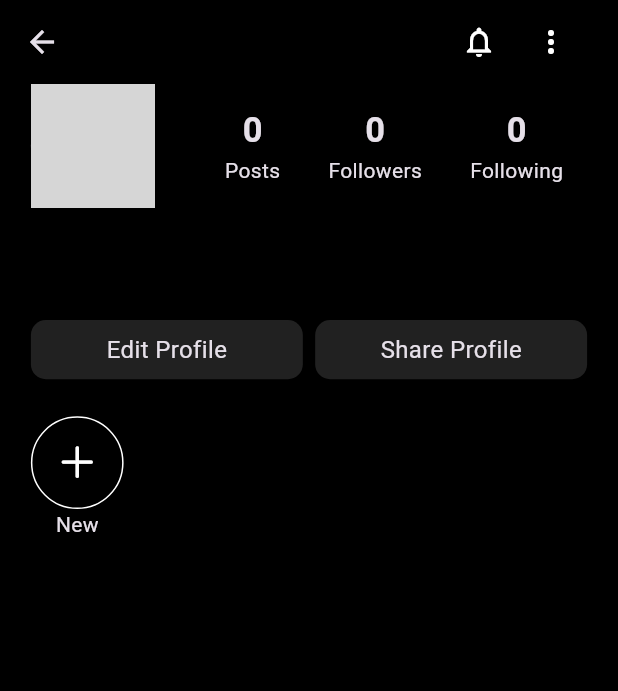
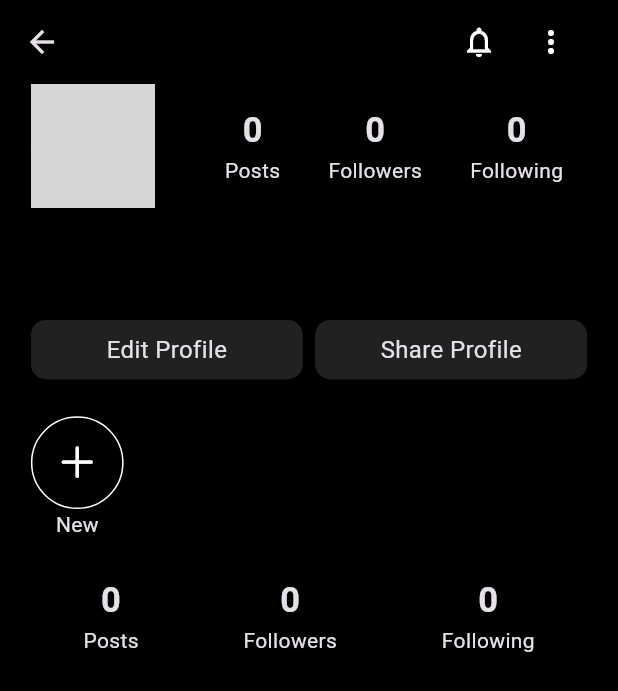
Before and after one commit to Aabis-Ahmed-Hassan/Instagram-Clone-Firebase, a Flutter app: the ProfileScreen screen opened directly with empty values, on a phone screen of 412 x 824 dp. Shown: the top 691 px of the screen. Run offline on Flutter 3.47's test engine with Material 3 defaults, Android fonts, the phone set to English and light mode, and no system bars; our stand-ins replace cloud_firestore, firebase_auth, firebase_core, firebase_storage, flutter_svg, font_awesome_flutter and 1 more; accounts and stored records are empty; generated files the repository leaves out were written again; network calls fail; grey boxes are pictures that could not be loaded.

Commit message:
Done with backend of profile screen

```diff
--- a/lib/view/bottom_nav_bar_screens/profile_screen.dart
+++ b/lib/view/bottom_nav_bar_screens/profile_screen.dart
@@ -26,6 +26,9 @@ class _ProfileScreenState extends State<ProfileScreen> {
   QuerySnapshot<Map<String, dynamic>>? allPosts;
   int numberOfFollowers = -1;
   int numberOfFollowing = -1;
+
+  var ref = FirebaseFirestore.instance.collection('Users');
+  var currentUserRef = FirebaseAuth.instance.currentUser;
 
   @override
   void initState() {
@@ -82,6 +85,46 @@ class _ProfileScreenState extends State<ProfileScreen> {
     //remove loading (Circular Progress Indicator)
     isLoading = false;
     setState(() {});
+  }
+
+  //it will add/remove currentUser's uid in profileUser's followers list
+  //and it will add/remove profileUser's uid in currentUser's following list
+  Future<void> followFunction() async {
+//add/remove current user's uid in profile user's followers list
+    var fetchUserDetails = await ref.doc(widget.uid).get();
+
+    List followersList = fetchUserDetails['followers'];
+    if (isFollowing) {
+      followersList.remove(currentUserRef!.uid);
+    } else {
+      followersList.add(currentUserRef!.uid);
+    }
+
+    await ref
+        .doc(widget.uid)
+        .update({'followers': followersList}).then((value) {
+      setState(() {
+        isFollowing = !isFollowing;
+      });
+    });
+
+//add/remove profile user's uid from current user's following list
+
+    var ref2 = FirebaseFirestore.instance.collection('Users');
+    var currentUserDetail = await ref2.doc(currentUserRef!.uid).get();
+
+    List followingList = currentUserDetail['following'];
+    if (isFollowing) {
+      followingList.add(widget.uid);
+    } else {
+      followersList.remove(widget.uid);
+    }
+
+    await ref2
+        .doc(currentUserRef!.uid)
+        .update({'following': followingList}).then((value) {
+      setState(() {});
+    });
   }
 
   @override
@@ -206,21 +249,15 @@ class _ProfileScreenState extends State<ProfileScreen> {
                             )
                           : Row(
                               children: [
-                                isFollowing
-                                    ? Expanded(
-                                        child: MyFollowButtonForProfileScreen(
-                                          title: 'Following',
-                                          onTap: () {},
-                                          isLeftButton: true,
-                                        ),
-                                      )
-                                    : Expanded(
-                                        child: MyFollowButtonForProfileScreen(
-                                          title: 'Follow',
-                                          onTap: () {},
-                                          isLeftButton: true,
-                                        ),
-                                      ),
+                                Expanded(
+                                  child: MyFollowButtonForProfileScreen(
+                                    title: isFollowing ? 'Following' : 'Follow',
+                                    onTap: () async {
+                                      await followFunction();
+                                    },
+                                    isLeftButton: true,
+                                  ),
+                                ),
                                 Expanded(
                                   child: MyFollowButtonForProfileScreen(
                                     title: 'Message',
@@ -303,6 +340,58 @@ class _ProfileScreenState extends State<ProfileScreen> {
                           }
                         },
                       ),
+
+                      StreamBuilder(
+                        stream: FirebaseFirestore.instance
+                            .collection('Users')
+                            .doc(widget.uid)
+                            .snapshots(),
+                        builder: (context, AsyncSnapshot snapshot) {
+                          if (snapshot.hasData) {
+                            return Row(
+                              mainAxisAlignment: MainAxisAlignment.spaceAround,
+                              crossAxisAlignment: CrossAxisAlignment.center,
+                              children: [
+                                StreamBuilder(
+                                    stream: FirebaseFirestore.instance
+                                        .collection('Posts')
+                                        .where('uid', isEqualTo: widget.uid)
+                                        .snapshots(),
+                                    builder:
+                                        (context, AsyncSnapshot postSnapshot) {
+                                      if (!postSnapshot.hasData) {
+                                        return Center(
+                                            child: CircularProgressIndicator());
+                                      } else {
+                                        return MyStats(
+                                            amount:
+                                                postSnapshot.data!.docs.length,
+                                            title: 'Posts');
+                                      }
+                                    }),
+                                MyStats(
+                                    amount: snapshot.data['followers'].length,
+                                    title: 'Followers'),
+                                MyStats(
+                                    amount: snapshot.data['following'].length,
+                                    title: 'Following'),
+                              ],
+                            );
+                          } else {
+                            return Center(child: CircularProgressIndicator());
+                          }
+                        },
+                      ),
+                      // StreamBuilder(
+                      //     stream: FirebaseFirestore.instance
+                      //         .collection('Users')
+                      //         .doc(widget.uid)
+                      //         .snapshots(),
+                      //     builder: (context,
+                      //         AsyncSnapshot<QuerySnapshot<Map<String, dynamic>>>
+                      //             snapshot) {
+                      //       return Text('adf');
+                      //     })
                     ],
                   ),
                 ),
--- a/lib/view/comments_screen.dart
+++ b/lib/view/comments_screen.dart
@@ -2,7 +2,6 @@ import 'dart:async';
 
 import 'package:cloud_firestore/cloud_firestore.dart';
 import 'package:flutter/material.dart';
-import 'package:instagram_clone_firebase/rough_screen.dart';
 import 'package:instagram_clone_firebase/utils/colors.dart';
 import 'package:instagram_clone_firebase/utils/utils.dart';
 import 'package:provider/provider.dart';
@@ -30,7 +29,6 @@ class _CommentsScreenState extends State<CommentsScreen> {
 
   //show loading instead of 'Post' when the user clicks on 'Post'.
   bool loading = false;
-
 
   Future<void> postTheComment(String uid, String postId, String profileImageUrl,
       String username, String comment) async {
@@ -75,7 +73,7 @@ class _CommentsScreenState extends State<CommentsScreen> {
                   .collection('Comments')
                   .orderBy(
                     'date',
-                    descending: true,
+                    descending: false,
                   )
                   .snapshots(),
               builder: (context,
```
